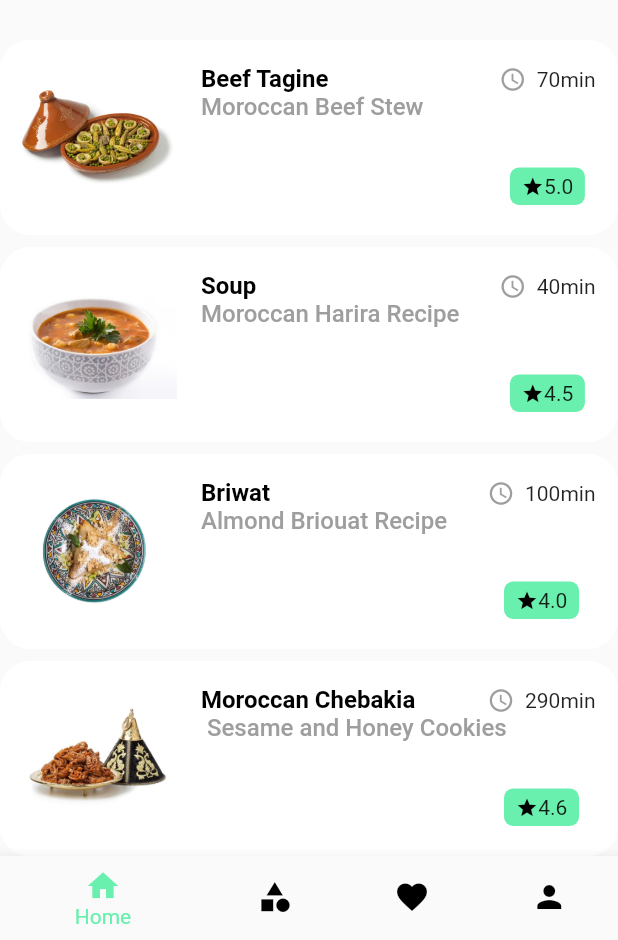
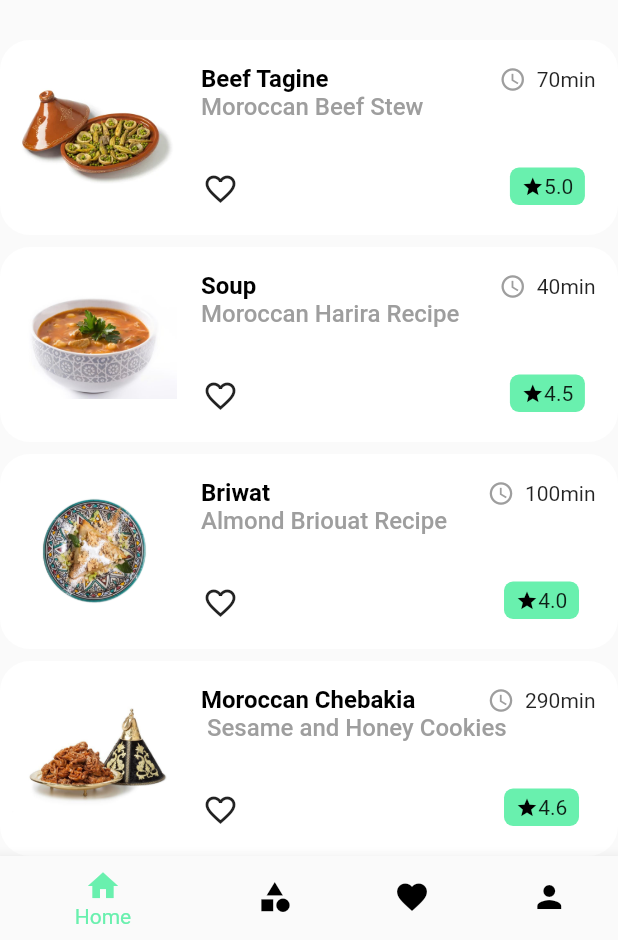
Before and after one commit to koliche/Moroccan-Food-Recipes, a Flutter app: the HomePage screen opened by its route, scrolled down 531 dp, on a phone screen of 412 x 824 dp, the part 296-1236 px from its top. Run offline on Flutter 3.47's test engine with Material 2 defaults, Android fonts, the phone set to English and light mode, and no system bars; our stand-ins replace animate_do, font_awesome_flutter, google_fonts.

Commit message:
add the fevorite icon to the recipes liste

```diff
--- a/lib/views/widgets/recipe_card.dart
+++ b/lib/views/widgets/recipe_card.dart
@@ -87,6 +87,12 @@ class RecipeCard extends StatelessWidget {
                                                     fontSize: 16),
                                               ),
                                             ),
+                                            Padding(
+                                                padding: const EdgeInsets.only(
+                                                    left: 9.0, top: 33),
+                                                child: Icon(
+                                                  Icons.favorite_border,
+                                                )),
                                           ],
                                         ),
                                       ],
@@ -107,6 +113,7 @@ class RecipeCard extends StatelessWidget {
                   bottom: 20,
                   child: Column(
                     children: [
+                      // Recipes CookTime ::::::
                       Container(
                         margin: EdgeInsets.only(bottom: 50),
                         child: Row(
```
